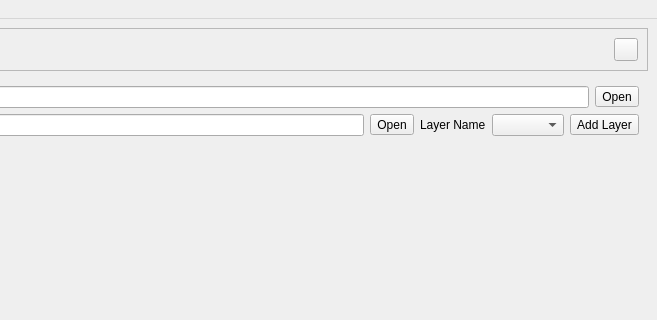
This is irs/src/gui/wfipsmainwindow.ui in firelab/wfips as Qt 5 draws it before an edit; both pictures show x 550 to 1207 and y 0 to 320 of the 1207 by 806 pixel window. The edited form follows.
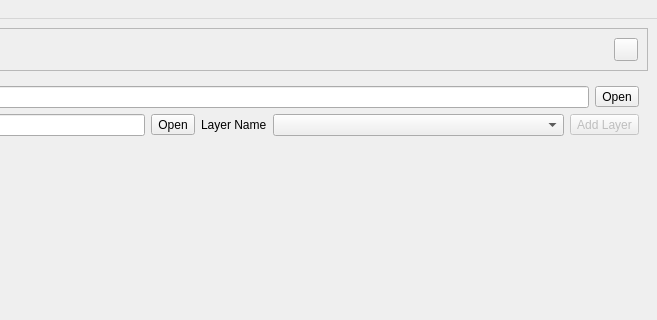
This is the edited form.

Commit message: add custom layers to analysis area

```diff
--- a/irs/src/gui/wfipsmainwindow.ui
+++ b/irs/src/gui/wfipsmainwindow.ui
@@ -357,10 +357,20 @@
              </widget>
             </item>
             <item>
-             <widget class="QComboBox" name="customAnalysisAreaLayerComboBox"/>
+             <widget class="QComboBox" name="customAnalysisAreaLayerComboBox">
+              <property name="sizePolicy">
+               <sizepolicy hsizetype="MinimumExpanding" vsizetype="Fixed">
+                <horstretch>0</horstretch>
+                <verstretch>0</verstretch>
+               </sizepolicy>
+              </property>
+             </widget>
             </item>
             <item>
              <widget class="QToolButton" name="customAnalysisAreaAddLayerToolButton">
+              <property name="enabled">
+               <bool>false</bool>
+              </property>
               <property name="text">
                <string>Add Layer</string>
               </property>
```
The commit also changes 2 other files.
